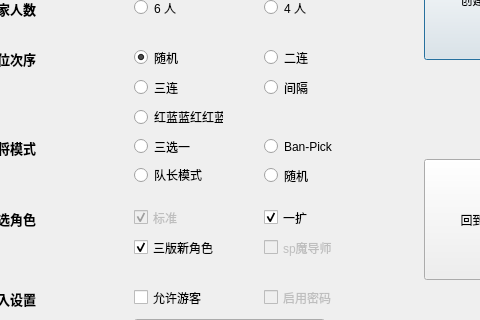
Qt form client/RoomSet.ui (chntujia/CodfiyAsteriatedGrailClient) before a commit; both pictures show x 116 to 596 and y 161 to 481 of the 722 by 575 pixel window.
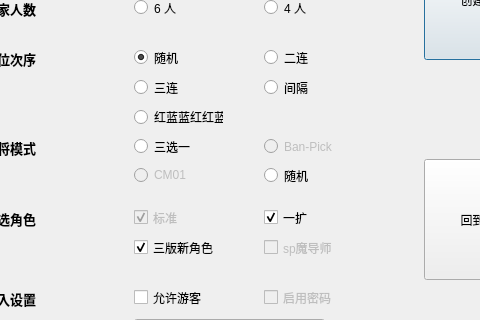
The same form after that commit.

The edit to the form file:
```diff
--- a/client/RoomSet.ui
+++ b/client/RoomSet.ui
@@ -230,7 +230,7 @@
   </widget>
   <widget class="QRadioButton" name="radioButtonRoleSelectionBanPick">
    <property name="enabled">
-    <bool>true</bool>
+    <bool>false</bool>
    </property>
    <property name="geometry">
     <rect>
@@ -243,6 +243,9 @@
    <property name="text">
     <string>Ban-Pick</string>
    </property>
+   <property name="checkable">
+    <bool>true</bool>
+   </property>
   </widget>
   <widget class="QLabel" name="labelRoleRange">
    <property name="geometry">
@@ -456,6 +459,9 @@
    </property>
   </widget>
   <widget class="QRadioButton" name="radioButtonRoleSelectionCM">
+   <property name="enabled">
+    <bool>false</bool>
+   </property>
    <property name="geometry">
     <rect>
      <x>250</x>
@@ -465,7 +471,7 @@
     </rect>
    </property>
    <property name="text">
-    <string>队长模式</string>
+    <string>CM01</string>
    </property>
   </widget>
   <widget class="QRadioButton" name="radioButtonSeatOrderRBBRRB">
```
Left out of the diff: 64 changed lines with no effect on the pictures.
